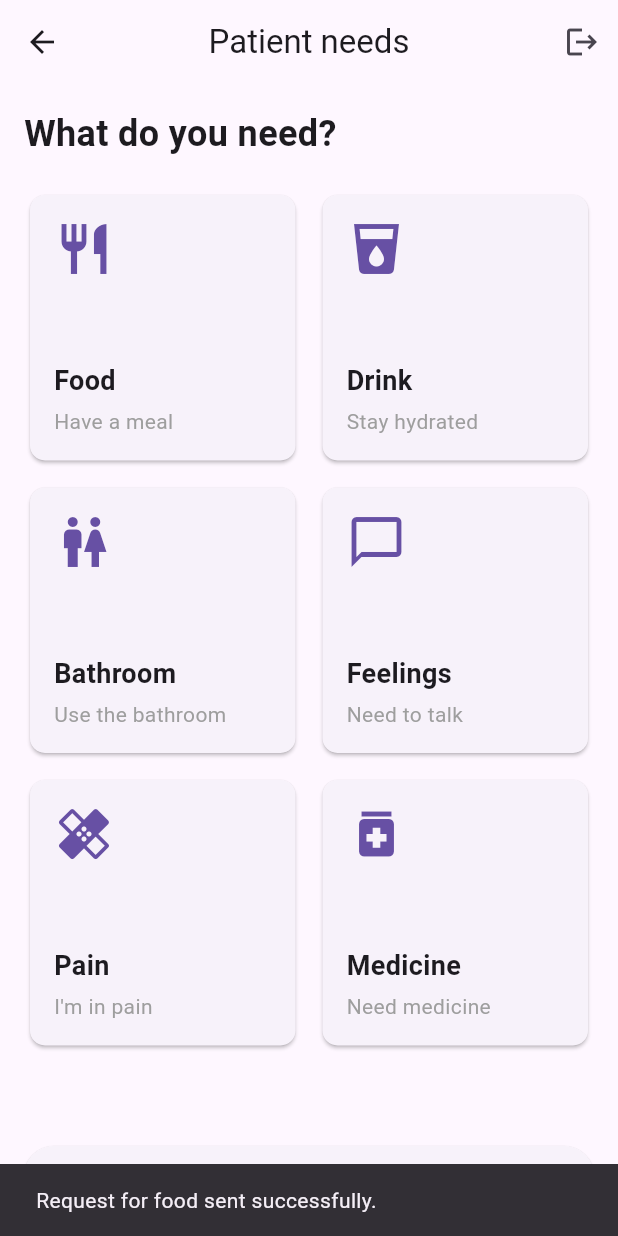
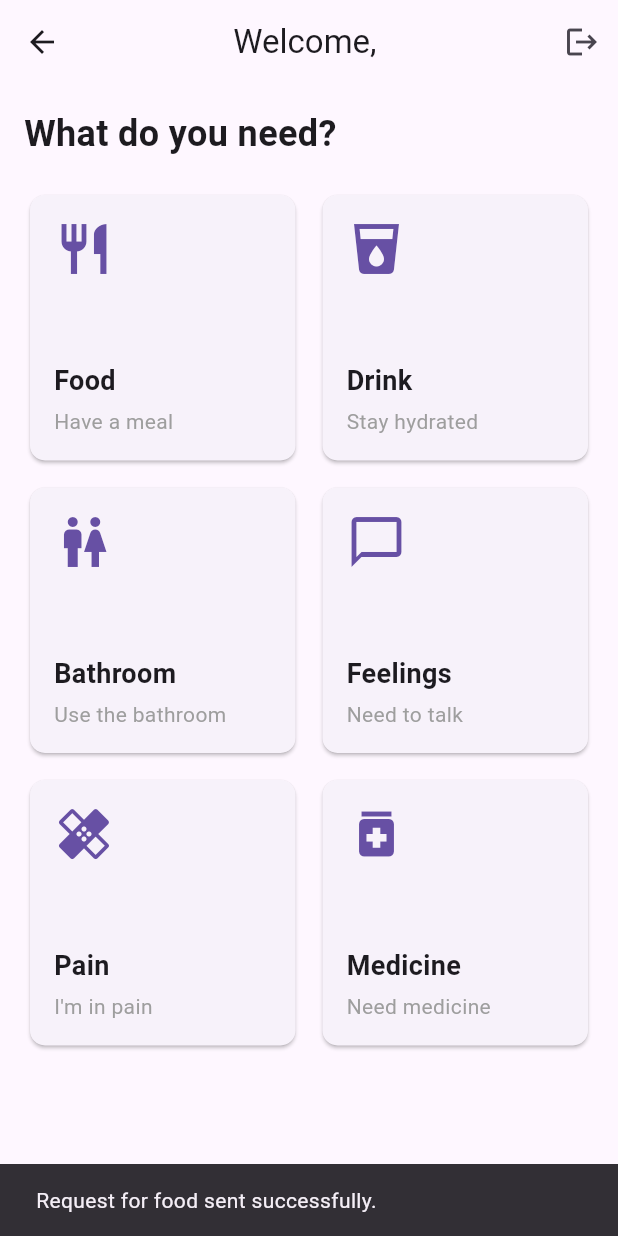
Before and after one commit to janindu333/caregiver-mobile, a Flutter app: the PatientHomePage screen opened by its route, after a tap on "Food", on a phone screen of 412 x 824 dp. Run offline on Flutter 3.47's test engine with Material 3 defaults, Android fonts, the light colour scheme and no system bars; our stand-ins replace cloud_firestore, firebase_auth, firebase_core, firebase_messaging, flutter_local_notifications, flutter_zoom_drawer; accounts and stored records are empty; network calls fail.

Commit message:
added user name in to patient home page

```diff
--- a/lib/features/patient/presentation/pages/patient_home_page.dart
+++ b/lib/features/patient/presentation/pages/patient_home_page.dart
@@ -6,18 +6,46 @@ import 'package:flutter/material.dart';
 import 'package:http/http.dart' as http;
 import 'dart:convert';
 
-
 class PatientHomePage extends StatelessWidget {
   final AuthService _authService = AuthService(); // Initialize AuthService
 
   PatientHomePage({Key? key}) : super(key: key);
+
+  // Method to fetch the logged-in user's username
+  Future<String?> _getUsername() async {
+    final user = FirebaseAuth.instance.currentUser;
+    if (user != null) {
+      final docSnapshot = await FirebaseFirestore.instance
+          .collection('users') // Assuming user data is stored in 'users' collection
+          .doc(user.uid)
+          .get();
+
+      if (docSnapshot.exists) {
+        return docSnapshot.data()?['email']; // Replace 'username' with the actual field name
+      }
+    }
+    return null;
+  }
 
   @override
   Widget build(BuildContext context) {
     return Scaffold(
       appBar: AppBar(
         leading: null, // Remove the back button by setting leading to null
-        title: Text('Patient needs'),
+        title: FutureBuilder<String?>(
+          future: _getUsername(),
+          builder: (context, snapshot) {
+            if (snapshot.connectionState == ConnectionState.waiting) {
+              return CircularProgressIndicator(); // Show loading indicator while fetching data
+            } else if (snapshot.hasError) {
+              return Text('Error');
+            } else if (!snapshot.hasData || snapshot.data == null) {
+              return Text('Patient Needs');
+            } else {
+              return Text('Welcome, ${snapshot.data}');
+            }
+          },
+        ),
         centerTitle: true,
         actions: [
           IconButton(
@@ -97,15 +125,15 @@ class PatientHomePage extends StatelessWidget {
               ),
             ),
             SizedBox(height: 20),
-            SizedBox(
-              width: double.infinity,
-              child: ElevatedButton(
-                onPressed: () {
-                  // Handle Call for help action
-                },
-                child: Text('Call for help'),
-              ),
-            ),
+            // SizedBox(
+            //   width: double.infinity,
+            //   child: ElevatedButton(
+            //     onPressed: () {
+            //       // Handle Call for help action
+            //     },
+            //     child: Text('Call for help'),
+            //   ),
+            // ),
           ],
         ),
       ),
@@ -254,5 +282,4 @@ Future<void> _sendPushNotification(String caregiverId, String needType) async {
       print('Failed to send push notification: $e');
     }
   }
-
 }
```
Also changed, not shown: lib/main.dart (line endings or trailing spaces). Lines whose indentation alone changed are shown as unchanged.
